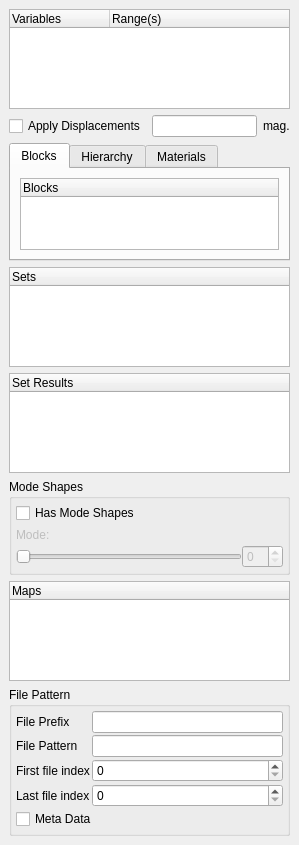
Above: Qt/Components/Resources/UI/pqExodusIIPanel.ui from wildmichael/ParaView3-enhancements-old before the change. Below: the same form after it.
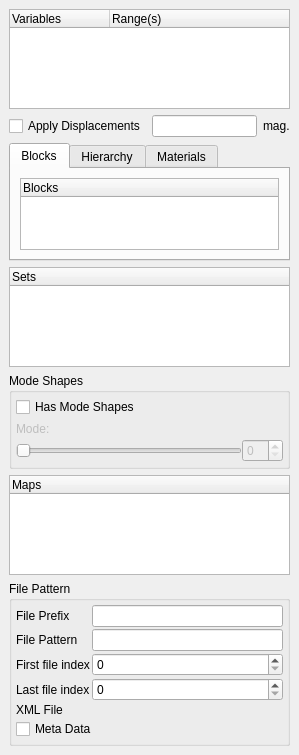
That is the form after the change. Custom widgets are drawn as their Qt base class.

Commit message: BUG: Allow user to change metadata file from the exodus panel; Get rid of the "Set Results" widget in exodus panel; Tweak ExodusXML test to color by the ObjectId array (have to do this explicitly now with the new exodus reader)

```diff
--- a/Qt/Components/Resources/UI/pqExodusIIPanel.ui
+++ b/Qt/Components/Resources/UI/pqExodusIIPanel.ui
@@ -180,24 +180,6 @@
      </column>
     </widget>
    </item>
-   <item>
-    <widget class="pqTreeWidget" name="SetResults" >
-     <property name="minimumSize" >
-      <size>
-       <width>0</width>
-       <height>100</height>
-      </size>
-     </property>
-     <property name="rootIsDecorated" >
-      <bool>false</bool>
-     </property>
-     <column>
-      <property name="text" >
-       <string>Set Results</string>
-      </property>
-     </column>
-    </widget>
-   </item>
    <item>
     <widget class="pqCollapsedGroup" name="modeShapesGroup" >
      <property name="title" >
@@ -457,7 +439,37 @@
         </property>
        </widget>
       </item>
-      <item row="4" column="0" colspan="2" >
+      <item row="4" column="1" >
+       <widget class="pqFileChooserWidget" native="1" name="XMLFileName" >
+        <property name="sizePolicy" >
+         <sizepolicy>
+          <hsizetype>7</hsizetype>
+          <vsizetype>0</vsizetype>
+          <horstretch>0</horstretch>
+          <verstretch>0</verstretch>
+         </sizepolicy>
+        </property>
+       </widget>
+      </item>
+      <item row="4" column="0" >
+       <widget class="QLabel" name="XMLFileNameLabel" >
+        <property name="sizePolicy" >
+         <sizepolicy>
+          <hsizetype>5</hsizetype>
+          <vsizetype>5</vsizetype>
+          <horstretch>0</horstretch>
+          <verstretch>0</verstretch>
+         </sizepolicy>
+        </property>
+        <property name="text" >
+         <string>XML File</string>
+        </property>
+        <property name="wordWrap" >
+         <bool>true</bool>
+        </property>
+       </widget>
+      </item>
+      <item row="5" column="0" colspan="2" >
        <widget class="QCheckBox" name="ExodusModelMetadata" >
         <property name="text" >
          <string>Meta Data</string>
@@ -481,6 +493,11 @@
    <header>pqCollapsedGroup.h</header>
    <container>1</container>
   </customwidget>
+  <customwidget>
+   <class>pqFileChooserWidget</class>
+   <extends>QWidget</extends>
+   <header>pqFileChooserWidget.h</header>
+  </customwidget>
  </customwidgets>
  <resources/>
  <connections/>
```
The commit also changes 2 other files.
